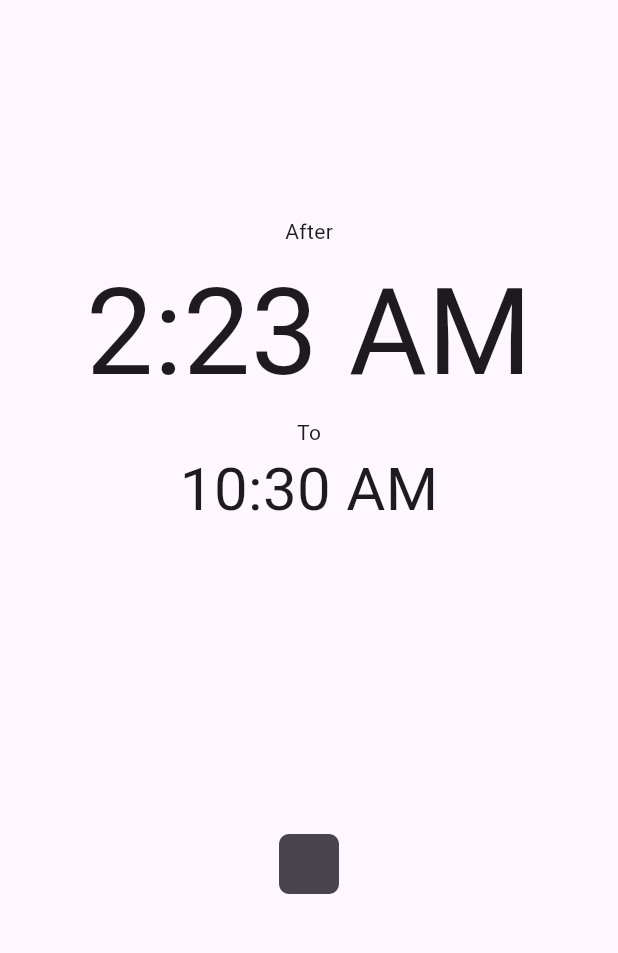
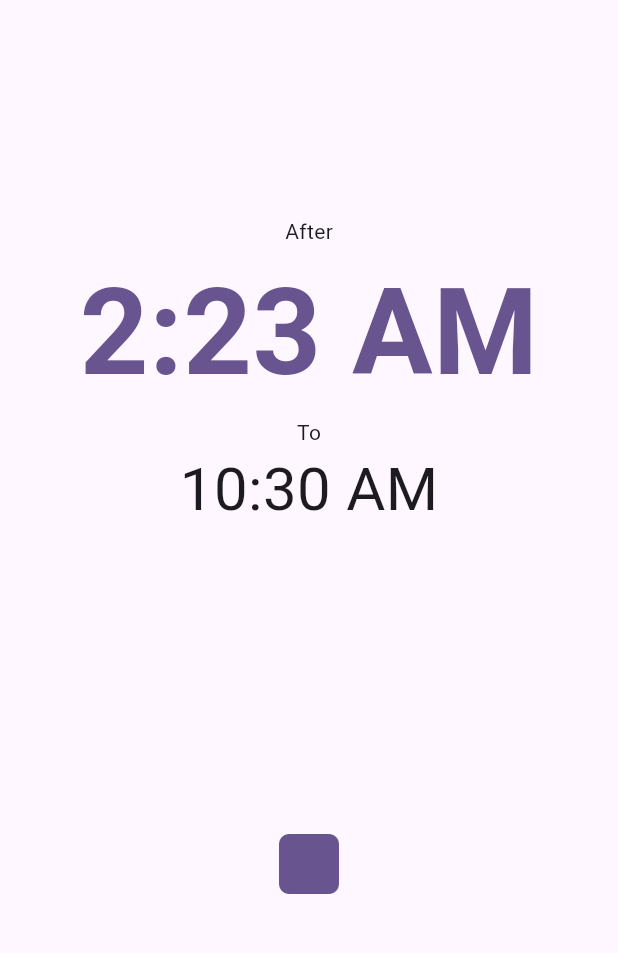
Before and after one commit to MrHeer/countdown, a Flutter app: the screen it shows after launch, after a tap on the "stop" icon, on a phone screen of 412 x 824 dp, the part 84-1037 px from its top. Run offline on Flutter 3.47's test engine with Material 3 defaults, Android fonts, the phone set to English and light mode, and no system bars.

Commit message:
style: update time picker style

```diff
--- a/lib/control.dart
+++ b/lib/control.dart
@@ -10,6 +10,7 @@ class Control extends StatelessWidget {
     final model = Provider.of<Model>(context);
 
     return IconButton(
+      color: Theme.of(context).colorScheme.primary,
       iconSize: 80,
       onPressed: model.toggle,
       icon: AnimatedRotation(
--- a/lib/display.dart
+++ b/lib/display.dart
@@ -12,7 +12,10 @@ class Display extends StatelessWidget {
         const Text("After"),
         Text(
           const TimeOfDay(hour: 2, minute: 23).format(context),
-          style: const TextStyle(fontSize: 80),
+          style: TextStyle(
+              fontWeight: FontWeight.w700,
+              color: Theme.of(context).colorScheme.primary,
+              fontSize: 80),
         ),
         const Text("To"),
         Text(
--- a/lib/model.dart
+++ b/lib/model.dart
@@ -1,8 +1,8 @@
 import 'package:flutter/material.dart';
 
 class Model extends ChangeNotifier {
-  bool _playing = false;
-  TimeOfDay _time = TimeOfDay.now();
+  var _playing = false;
+  var _time = TimeOfDay.now();
 
   set playing(bool playing) {
     _playing = playing;
--- a/lib/time_picker.dart
+++ b/lib/time_picker.dart
@@ -5,11 +5,29 @@ import 'package:provider/provider.dart';
 class TimePicker extends StatelessWidget {
   const TimePicker({super.key});
 
+  void handleTap(BuildContext context) async {
+    final model = Provider.of<Model>(context, listen: false);
+    final time =
+        await showTimePicker(context: context, initialTime: model.time);
+    if (time != null) {
+      model.time = time;
+    }
+  }
+
   @override
   Widget build(BuildContext context) {
-    return Text(
-      Provider.of<Model>(context).time.format(context),
-      style: const TextStyle(fontSize: 80),
+    return TextButton(
+      onPressed: () {
+        handleTap(context);
+      },
+      style: TextButton.styleFrom(
+        foregroundColor: Theme.of(context).colorScheme.primary,
+        backgroundColor: Theme.of(context).colorScheme.secondaryContainer,
+        textStyle: const TextStyle(fontSize: 80),
+      ),
+      child: Text(
+        Provider.of<Model>(context).time.format(context),
+      ),
     );
   }
 }
```
